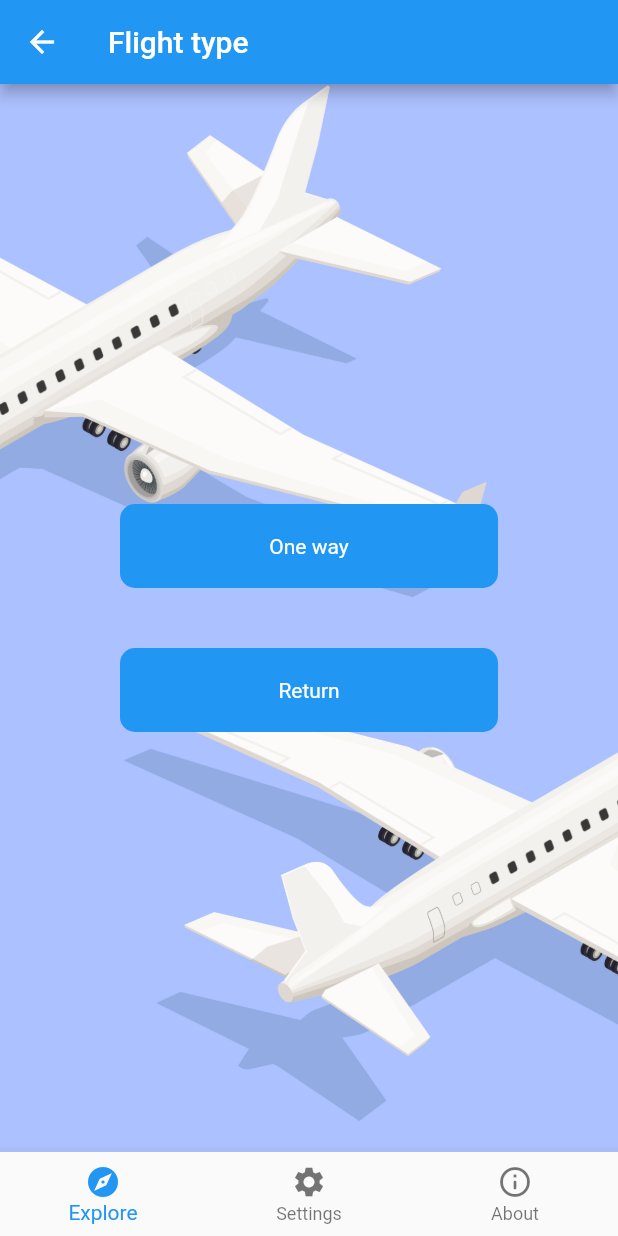
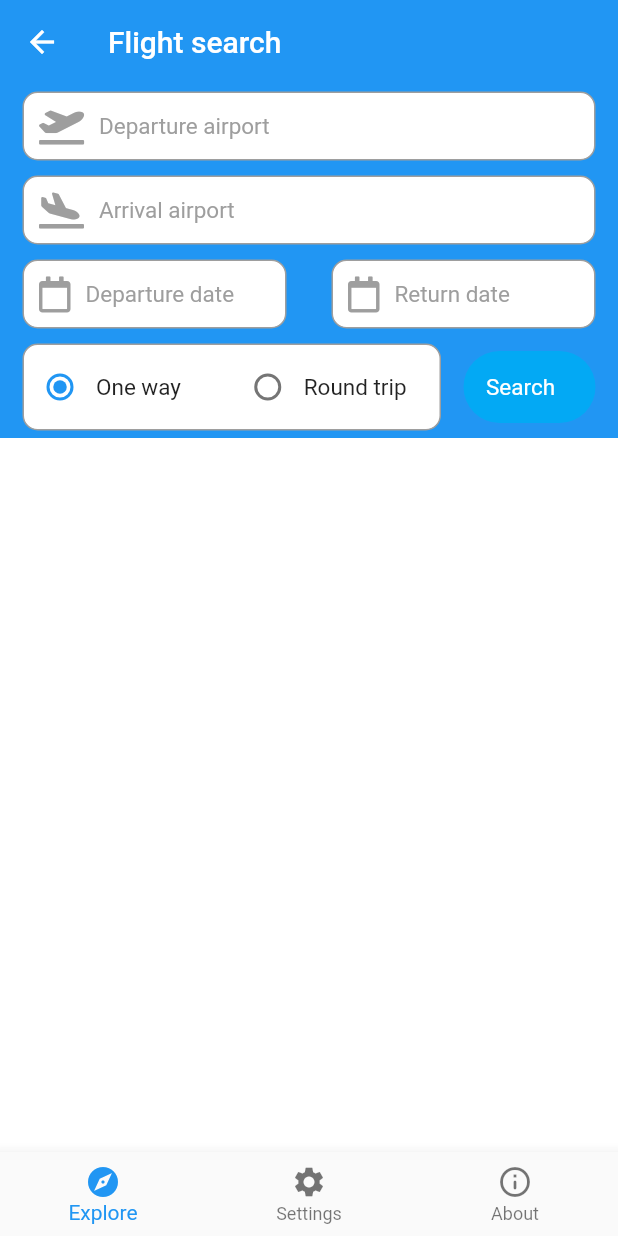
Before and after one commit to tombortniak/TravelFinder, a Flutter app: the screen it shows after launch, after a tap on "Find flights", on a phone screen of 412 x 824 dp. Run offline on Flutter 3.47's test engine with Material 2 defaults, Android fonts, the light colour scheme and no system bars; our stand-ins replace cloud_firestore, firebase_core, font_awesome_flutter, modal_bottom_sheet; accounts and stored records are empty.

Commit message:
Change flight search page layout

```diff
--- a/lib/components/explore_option_card.dart
+++ b/lib/components/explore_option_card.dart
@@ -20,7 +20,6 @@ class ExploreOptionCard extends StatelessWidget {
         decoration: BoxDecoration(boxShadow: [
           BoxShadow(
             color: Colors.grey.withOpacity(0.5),
-            spreadRadius: 1,
             blurRadius: 20.0,
           )
         ]),
@@ -47,11 +46,8 @@ class ExploreOptionCard extends StatelessWidget {
               ),
             ),
             Expanded(
-              child: Hero(
-                tag: 'Flights',
               child: Container(
-                  margin:
-                      EdgeInsets.only(left: 10.0, right: 10.0, bottom: 10.0),
+                margin: EdgeInsets.only(left: 10.0, right: 10.0, bottom: 10.0),
                 padding: EdgeInsets.all(10.0),
                 decoration: BoxDecoration(
                   borderRadius: BorderRadius.only(
@@ -65,7 +61,6 @@ class ExploreOptionCard extends StatelessWidget {
                 ),
               ),
             ),
-            ),
           ],
         ),
       ),
--- a/lib/components/flight_type_card.dart
+++ /dev/null
@@ -1,33 +0,0 @@
-import 'package:flutter/material.dart';
-
-class FlightTypeCard extends StatelessWidget {
-  final String _title;
-  final VoidCallback _onTap;
-
-  FlightTypeCard({required title, required onTap})
-      : _title = title,
-        _onTap = onTap;
-
-  @override
-  Widget build(BuildContext context) {
-    return InkWell(
-      onTap: _onTap,
-      child: Container(
-        child: Center(
-          child: Text(
-            _title,
-            style: TextStyle(
-              color: Colors.white,
-            ),
-          ),
-        ),
-        decoration: BoxDecoration(
-          color: Colors.blue,
-          borderRadius: BorderRadius.circular(10.0),
-        ),
-        margin: EdgeInsets.symmetric(horizontal: 80.0, vertical: 20.0),
-        padding: EdgeInsets.all(20.0),
-      ),
-    );
-  }
-}
--- /dev/null
+++ b/lib/components/search_button.dart
@@ -0,0 +1,24 @@
+import 'package:flutter/material.dart';
+
+class SearchButton extends StatelessWidget {
+  const SearchButton({Key? key}) : super(key: key);
+
+  @override
+  Widget build(BuildContext context) {
+    return InkWell(
+      child: Container(
+        child: Text(
+          'Search',
+          style: TextStyle(fontSize: 15.0, color: Colors.white),
+        ),
+        margin: EdgeInsets.only(top: 5.0, bottom: 5.0, right: 15.0),
+        padding: EdgeInsets.all(15.0),
+        decoration: BoxDecoration(
+          color: Colors.lightBlue,
+          borderRadius: BorderRadius.circular(25.0),
+        ),
+      ),
+      onTap: () {},
+    );
+  }
+}
--- /dev/null
+++ b/lib/components/selection_button.dart
@@ -0,0 +1,57 @@
+import 'package:flutter/material.dart';
+import 'package:font_awesome_flutter/font_awesome_flutter.dart';
+import 'package:travel_finder/pages/airport_selection_page.dart';
+import 'package:modal_bottom_sheet/modal_bottom_sheet.dart';
+import 'package:travel_finder/components/selection_sheet.dart';
+
+class SelectionButton extends StatefulWidget {
+  final String _placeholder;
+  final FaIcon _icon;
+
+  SelectionButton({required placeholder, required icon})
+      : _placeholder = placeholder,
+        _icon = icon;
+
+  @override
+  _SelectionButtonState createState() => _SelectionButtonState();
+}
+
+class _SelectionButtonState extends State<SelectionButton> {
+  String? _value;
+
+  @override
+  Widget build(BuildContext context) {
+    return InkWell(
+      child: Container(
+        child: Row(
+          mainAxisAlignment: MainAxisAlignment.start,
+          children: [
+            widget._icon,
+            SizedBox(
+              width: 10.0,
+            ),
+            Text(
+              _value ?? widget._placeholder,
+              style: TextStyle(color: Colors.grey, fontSize: 15.0),
+            ),
+          ],
+        ),
+        margin: EdgeInsets.symmetric(horizontal: 15.0, vertical: 5.0),
+        padding: EdgeInsets.all(10.0),
+        decoration: BoxDecoration(
+          color: Colors.white,
+          border: Border.all(color: Colors.grey),
+          borderRadius: BorderRadius.circular(10.0),
+        ),
+      ),
+      onTap: () {
+        showMaterialModalBottomSheet(
+          context: context,
+          builder: (context) => AirportSelectionPage(),
+          expand: false,
+          isDismissible: false,
+        );
+      },
+    );
+  }
+}
--- /dev/null
+++ b/lib/components/selection_radio.dart
@@ -0,0 +1,68 @@
+import 'package:flutter/material.dart';
+
+enum FlightType { oneWay, roundTrip }
+
+class SelectionRadio extends StatefulWidget {
+  const SelectionRadio({Key? key}) : super(key: key);
+
+  @override
+  _SelectionRadioState createState() => _SelectionRadioState();
+}
+
+class _SelectionRadioState extends State<SelectionRadio> {
+  FlightType? _flighType = FlightType.oneWay;
+
+  @override
+  Widget build(BuildContext context) {
+    return Container(
+      child: Row(
+        children: [
+          Expanded(
+            child: ListTile(
+              title: const Text(
+                'One way',
+                style: TextStyle(fontSize: 15.0),
+              ),
+              contentPadding: EdgeInsets.symmetric(horizontal: 0.0),
+              horizontalTitleGap: 0.0,
+              leading: Radio<FlightType>(
+                value: FlightType.oneWay,
+                groupValue: _flighType,
+                onChanged: (FlightType? value) {
+                  setState(() {
+                    _flighType = value;
+                  });
+                },
+              ),
+            ),
+          ),
+          Expanded(
+            child: ListTile(
+              title: const Text(
+                'Round trip',
+                style: TextStyle(fontSize: 15.0),
+              ),
+              horizontalTitleGap: 0.0,
+              contentPadding: EdgeInsets.symmetric(horizontal: 0.0),
+              leading: Radio<FlightType>(
+                value: FlightType.roundTrip,
+                groupValue: _flighType,
+                onChanged: (FlightType? value) {
+                  setState(() {
+                    _flighType = value;
+                  });
+                },
+              ),
+            ),
+          )
+        ],
+      ),
+      margin: EdgeInsets.symmetric(horizontal: 15.0, vertical: 5.0),
+      decoration: BoxDecoration(
+        color: Colors.white,
+        border: Border.all(color: Colors.grey),
+        borderRadius: BorderRadius.circular(10.0),
+      ),
+    );
+  }
+}
--- a/lib/constants.dart
+++ b/lib/constants.dart
@@ -11,8 +11,8 @@ const kOptionCardTextStyle = TextStyle(
   fontWeight: FontWeight.w600,
 );
 
-const kFlightTypeTextStyle = TextStyle(
+const kFlightDetailsTitleTextStyle = TextStyle(
   fontSize: 20.0,
   color: Colors.black,
-  fontWeight: FontWeight.w400,
+  fontWeight: FontWeight.bold,
 );
--- a/lib/pages/explore_page.dart
+++ b/lib/pages/explore_page.dart
@@ -32,7 +32,7 @@ class _ExplorePageState extends State<ExplorePage> {
                   child: ExploreOptionCard(
                     title: 'Find flights',
                     image: AssetImage('graphics/flights.jpg'),
-                    onTap: () => Navigator.pushNamed(context, '/flightType'),
+                    onTap: () => Navigator.pushNamed(context, '/flightSearch'),
                   ),
                 ),
                 Expanded(
@@ -47,8 +47,8 @@ class _ExplorePageState extends State<ExplorePage> {
           ),
           Expanded(
             child: ExploreOptionCard(
-              title: 'Plan travel',
-              image: AssetImage('graphics/travel_plan.jpg'),
+              title: 'Plan trip',
+              image: AssetImage('graphics/trip_plan.jpg'),
               onTap: () {},
             ),
           ),
--- /dev/null
+++ b/lib/pages/flight_search_page.dart
@@ -0,0 +1,82 @@
+import 'package:flutter/material.dart';
+import 'package:font_awesome_flutter/font_awesome_flutter.dart';
+import 'package:modal_bottom_sheet/modal_bottom_sheet.dart';
+import 'package:travel_finder/components/selection_radio.dart';
+import 'package:travel_finder/pages/airport_selection_page.dart';
+import 'package:travel_finder/components/selection_button.dart';
+import 'package:travel_finder/components/search_button.dart';
+
+class FlightSearchPage extends StatefulWidget {
+  const FlightSearchPage({Key? key}) : super(key: key);
+
+  @override
+  _FlightSearchPageState createState() => _FlightSearchPageState();
+}
+
+class _FlightSearchPageState extends State<FlightSearchPage> {
+  @override
+  Widget build(BuildContext context) {
+    return Container(
+      color: Colors.white,
+      child: Column(
+        children: [
+          AppBar(
+            title: Text('Flight search'),
+          ),
+          Container(
+            color: Colors.blue,
+            child: Column(
+              children: [
+                SelectionButton(
+                  placeholder: 'Departure airport',
+                  icon: FaIcon(
+                    FontAwesomeIcons.planeDeparture,
+                    color: Colors.grey,
+                  ),
+                ),
+                SelectionButton(
+                  placeholder: 'Arrival airport',
+                  icon: FaIcon(
+                    FontAwesomeIcons.planeArrival,
+                    color: Colors.grey,
+                  ),
+                ),
+                Row(
+                  children: [
+                    Expanded(
+                      child: SelectionButton(
+                        placeholder: 'Departure date',
+                        icon: FaIcon(
+                          FontAwesomeIcons.calendar,
+                          color: Colors.grey,
+                        ),
+                      ),
+                    ),
+                    Expanded(
+                      child: SelectionButton(
+                        placeholder: 'Return date',
+                        icon: FaIcon(
+                          FontAwesomeIcons.calendar,
+                          color: Colors.grey,
+                        ),
+                      ),
+                    ),
+                  ],
+                ),
+                Row(
+                  children: [
+                    Expanded(flex: 3, child: SelectionRadio()),
+                    Expanded(
+                      flex: 1,
+                      child: SearchButton(),
+                    )
+                  ],
+                ),
+              ],
+            ),
+          ),
+        ],
+      ),
+    );
+  }
+}
--- a/lib/pages/flight_type_page.dart
+++ /dev/null
@@ -1,52 +0,0 @@
-import 'package:flutter/material.dart';
-import 'package:travel_finder/constants.dart';
-import 'package:travel_finder/components/flight_type_card.dart';
-import 'package:travel_finder/pages/flight_details_page.dart';
-import 'package:travel_finder/services/airports.dart';
-
-class FlightTypePage extends StatelessWidget {
-  @override
-  Widget build(BuildContext context) {
-    return Hero(
-        tag: 'Flights',
-        child: Container(
-          decoration: BoxDecoration(
-            image: DecorationImage(
-              image: AssetImage('graphics/flights.jpg'),
-              fit: BoxFit.cover,
-            ),
-          ),
-          child: Column(
-            crossAxisAlignment: CrossAxisAlignment.stretch,
-            children: [
-              AppBar(
-                title: Text('Flight type'),
-              ),
-              Expanded(
-                child: Column(
-                  mainAxisAlignment: MainAxisAlignment.center,
-                  children: [
-                    FlightTypeCard(
-                      title: 'One way',
-                      onTap: () {
-                        Navigator.pushNamed(
-                            context, FlightDetailsPage.routeName,
-                            arguments: FlightType.oneWay);
-                      },
-                    ),
-                    FlightTypeCard(
-                      title: 'Return',
-                      onTap: () {
-                        Navigator.pushNamed(
-                            context, FlightDetailsPage.routeName,
-                            arguments: FlightType.roundTrip);
-                      },
-                    ),
-                  ],
-                ),
-              )
-            ],
-          ),
-        ));
-  }
-}
--- a/lib/pages/home_page.dart
+++ b/lib/pages/home_page.dart
@@ -1,5 +1,4 @@
 import 'package:flutter/material.dart';
-import 'package:travel_finder/pages/flight_details_page.dart';
 import 'package:travel_finder/services/navigation.dart';
 import 'explore_page.dart';
 
--- a/lib/services/airports.dart
+++ b/lib/services/airports.dart
@@ -35,5 +35,3 @@ class Airport {
   String get country => _country;
   String get iataCode => _iataCode;
 }
-
-enum FlightType { oneWay, roundTrip }
--- a/lib/services/navigation.dart
+++ b/lib/services/navigation.dart
@@ -1,7 +1,6 @@
 import 'package:flutter/material.dart';
 import 'package:travel_finder/pages/explore_page.dart';
-import 'package:travel_finder/pages/flight_details_page.dart';
-import 'package:travel_finder/pages/flight_type_page.dart';
+import 'package:travel_finder/pages/flight_search_page.dart';
 
 class ExploreNavigator extends StatefulWidget {
   const ExploreNavigator({Key? key}) : super(key: key);
@@ -15,19 +14,14 @@ class _ExploreNavigatorState extends State<ExploreNavigator> {
   Widget build(BuildContext context) {
     return Navigator(
       onGenerateRoute: (RouteSettings settings) {
-        final args = settings.arguments;
         return MaterialPageRoute(
             settings: settings,
             builder: (BuildContext context) {
               switch (settings.name) {
                 case '/':
                   return ExplorePage();
-                case '/flightType':
-                  return FlightTypePage();
-                case '/flightType/flightDetails':
-                  return FlightDetailsPage(
-                    flightType: args,
-                  );
+                case '/flightSearch':
+                  return FlightSearchPage();
                 default:
                   return Container();
               }
--- a/pubspec.yaml
+++ b/pubspec.yaml
@@ -37,6 +37,9 @@ dependencies:
   http: ^0.13.4
   firebase_core: ^1.10.0
   cloud_firestore: ^3.1.0
+  flutter_spinkit: ^5.1.0
+  modal_bottom_sheet: ^2.0.0
+  font_awesome_flutter: ^9.2.0
 
 dev_dependencies:
   flutter_test:
```
Also changed, not shown: lib/components/close_button.dart (added, +21 -0 lines), lib/components/selection_sheet.dart (added, +32 -0 lines), lib/pages/airport_selection_page.dart (added, +15 -0 lines), lib/pages/flight_details_page.dart (deleted, +0 -92 lines), graphics/airport.jpg (added), graphics/locations.jpg (added), graphics/trip_plan.jpg (renamed from graphics/travel_plan.jpg), pubspec.lock. Lines whose indentation alone changed are shown as unchanged.
